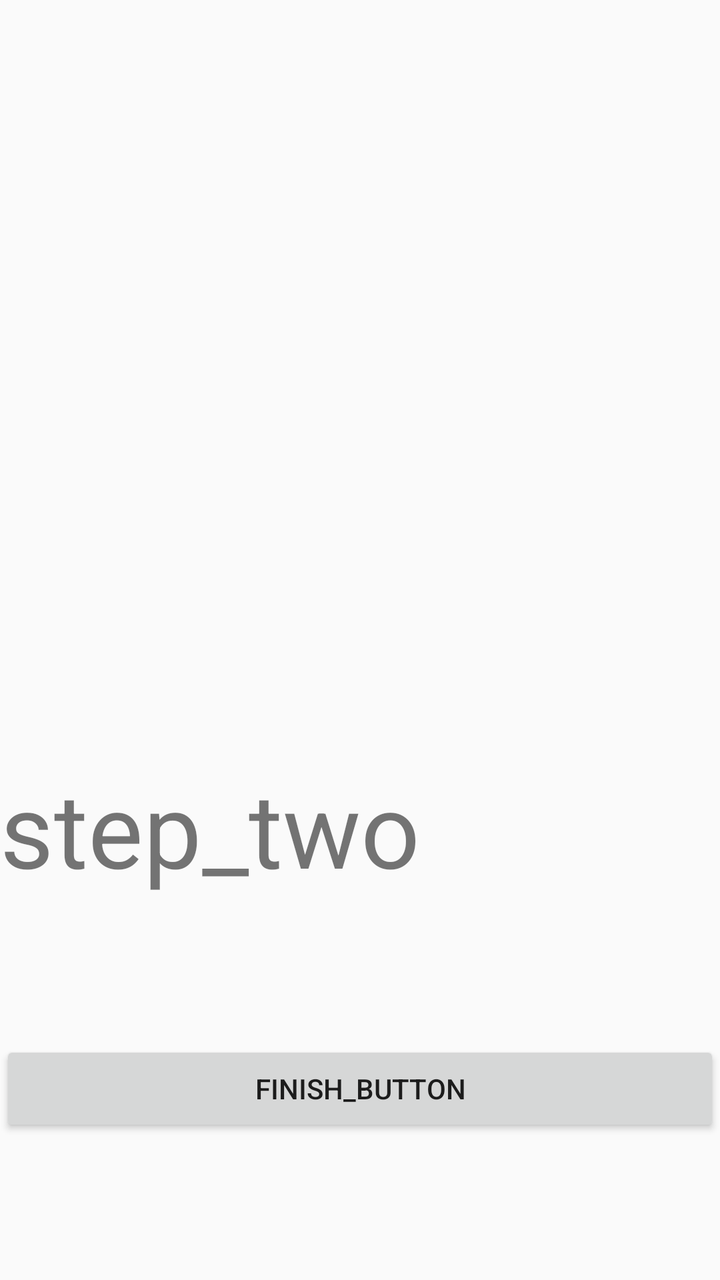
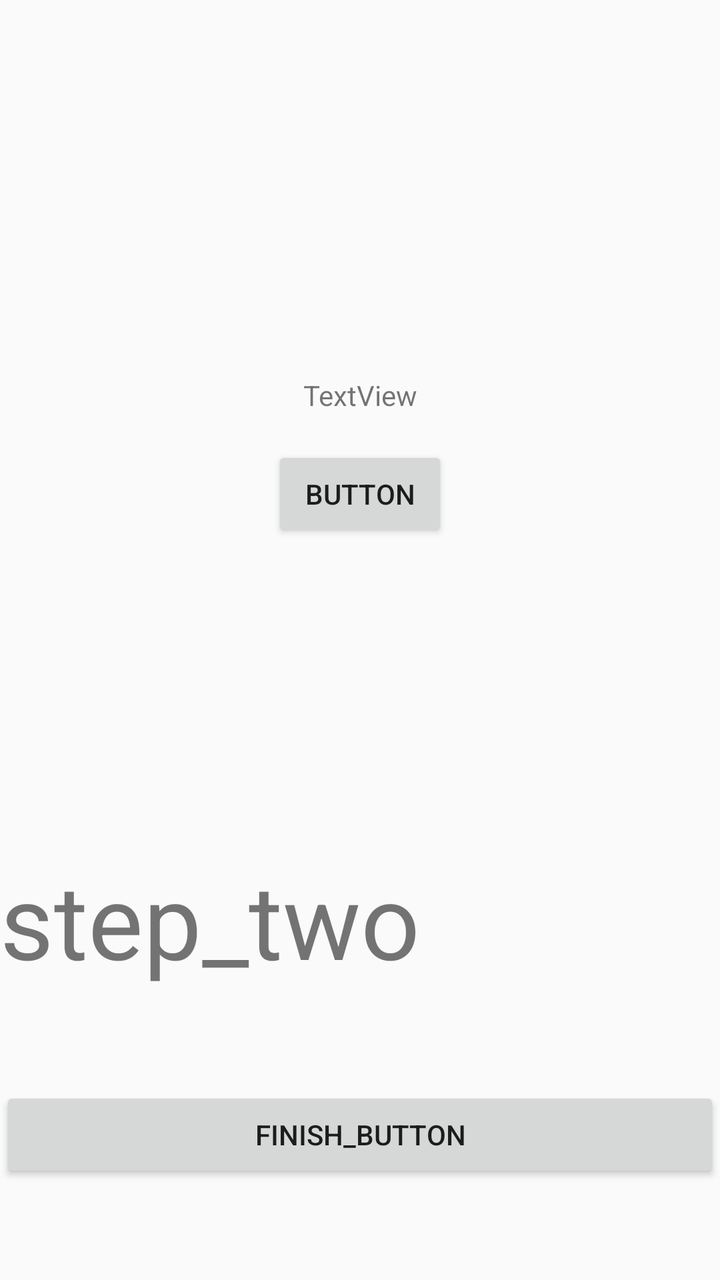

Screens rendered from an Android XML layout before and after an edit, with the pre-edit source and the edit as a unified diff.
<!-- AndroidManifest.xml: application theme AppTheme -->
<!-- res/layout/flow_step_two_fragment.xml -->
<?xml version="1.0" encoding="utf-8"?>
<androidx.constraintlayout.widget.ConstraintLayout xmlns:android="http://schemas.android.com/apk/res/android"
    xmlns:app="http://schemas.android.com/apk/res-auto"
    android:layout_width="match_parent"
    android:layout_height="match_parent">

    <androidx.recyclerview.widget.RecyclerView
            android:id="@+id/repoList"
            android:layout_width="match_parent"
            android:layout_height="180dp"
            app:layout_constraintTop_toTopOf="parent"
            app:layout_constraintStart_toStartOf="parent"
            app:layout_constraintEnd_toEndOf="parent"/>

    <TextView
            android:id="@+id/text"
            android:layout_width="match_parent"
            android:layout_height="wrap_content"
            android:text="step_two"
            android:textAlignment="center"
            android:textSize="52sp"
            app:layout_constraintBottom_toBottomOf="parent"
            app:layout_constraintEnd_toEndOf="parent"
            app:layout_constraintHorizontal_bias="0.0"
            app:layout_constraintStart_toStartOf="parent"
            android:layout_marginTop="8dp" app:layout_constraintTop_toBottomOf="@+id/repoList"/>

    <Button
        android:id="@+id/next_button"
        android:layout_width="match_parent"
        android:layout_height="wrap_content"
        android:text="finish_button"
        app:layout_constraintBottom_toBottomOf="parent"
        app:layout_constraintTop_toBottomOf="@+id/text" />
</androidx.constraintlayout.widget.ConstraintLayout>
<!-- resources referenced by this layout -->
<resources>
  <style name="AppTheme" parent="Theme.AppCompat.Light.NoActionBar">
          
          <item name="colorPrimary">@color/colorPrimary</item>
          <item name="colorPrimaryDark">@color/colorPrimaryDark</item>
          <item name="colorAccent">@color/colorAccent</item>
      </style>
  <color name="colorPrimary">#008577</color>
  <color name="colorPrimaryDark">#00574B</color>
  <color name="colorAccent">#D81B60</color>
</resources>

<!-- the commit's change to res/layout/flow_step_two_fragment.xml (unified diff, before → after) -->
@@ -1,7 +1,7 @@
 <?xml version="1.0" encoding="utf-8"?>
 <androidx.constraintlayout.widget.ConstraintLayout xmlns:android="http://schemas.android.com/apk/res/android"
     xmlns:app="http://schemas.android.com/apk/res-auto"
-    android:layout_width="match_parent"
+                                                   xmlns:tools="http://schemas.android.com/tools" android:layout_width="match_parent"
     android:layout_height="match_parent">
 
     <androidx.recyclerview.widget.RecyclerView
@@ -13,7 +13,7 @@
             app:layout_constraintEnd_toEndOf="parent"/>
 
     <TextView
-            android:id="@+id/text"
+            android:id="@+id/emailTV"
             android:layout_width="match_parent"
             android:layout_height="wrap_content"
             android:text="step_two"
@@ -23,7 +23,7 @@
             app:layout_constraintEnd_toEndOf="parent"
             app:layout_constraintHorizontal_bias="0.0"
             app:layout_constraintStart_toStartOf="parent"
-            android:layout_marginTop="8dp" app:layout_constraintTop_toBottomOf="@+id/repoList"/>
+            android:layout_marginTop="8dp" app:layout_constraintTop_toBottomOf="@+id/button2"/>
 
     <Button
         android:id="@+id/next_button"
@@ -31,5 +31,19 @@
         android:layout_height="wrap_content"
         android:text="finish_button"
         app:layout_constraintBottom_toBottomOf="parent"
-        app:layout_constraintTop_toBottomOf="@+id/text" />
+        app:layout_constraintTop_toBottomOf="@+id/emailTV" />
+    <TextView
+            android:text="TextView"
+            android:layout_width="wrap_content"
+            android:layout_height="wrap_content"
+            android:id="@+id/textViewEmail" android:layout_marginTop="8dp"
+            app:layout_constraintTop_toBottomOf="@+id/repoList" app:layout_constraintStart_toStartOf="parent"
+            android:layout_marginStart="8dp" app:layout_constraintEnd_toEndOf="parent" android:layout_marginEnd="8dp"/>
+    <Button
+            android:text="Button"
+            android:layout_width="wrap_content"
+            android:layout_height="wrap_content"
+            android:id="@+id/button2" android:layout_marginTop="16dp"
+            app:layout_constraintTop_toBottomOf="@+id/textViewEmail" app:layout_constraintStart_toStartOf="parent"
+            android:layout_marginStart="8dp" app:layout_constraintEnd_toEndOf="parent" android:layout_marginEnd="8dp"/>
 </androidx.constraintlayout.widget.ConstraintLayout>
